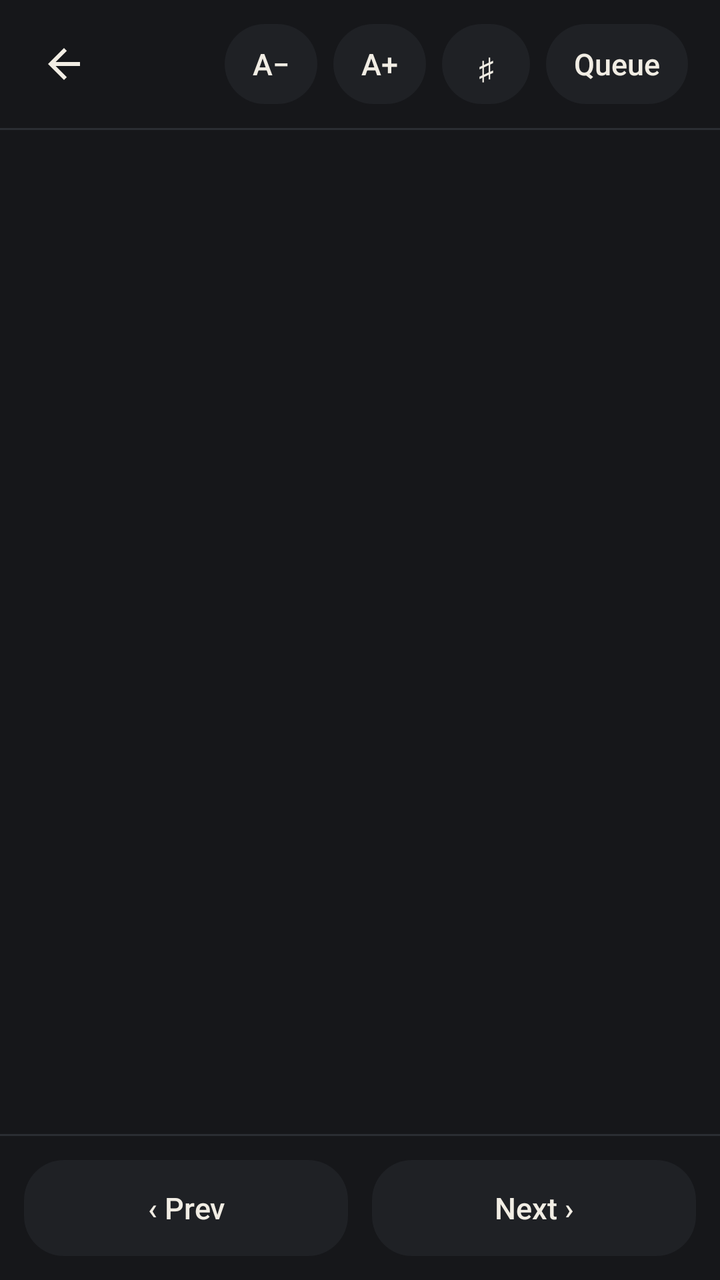
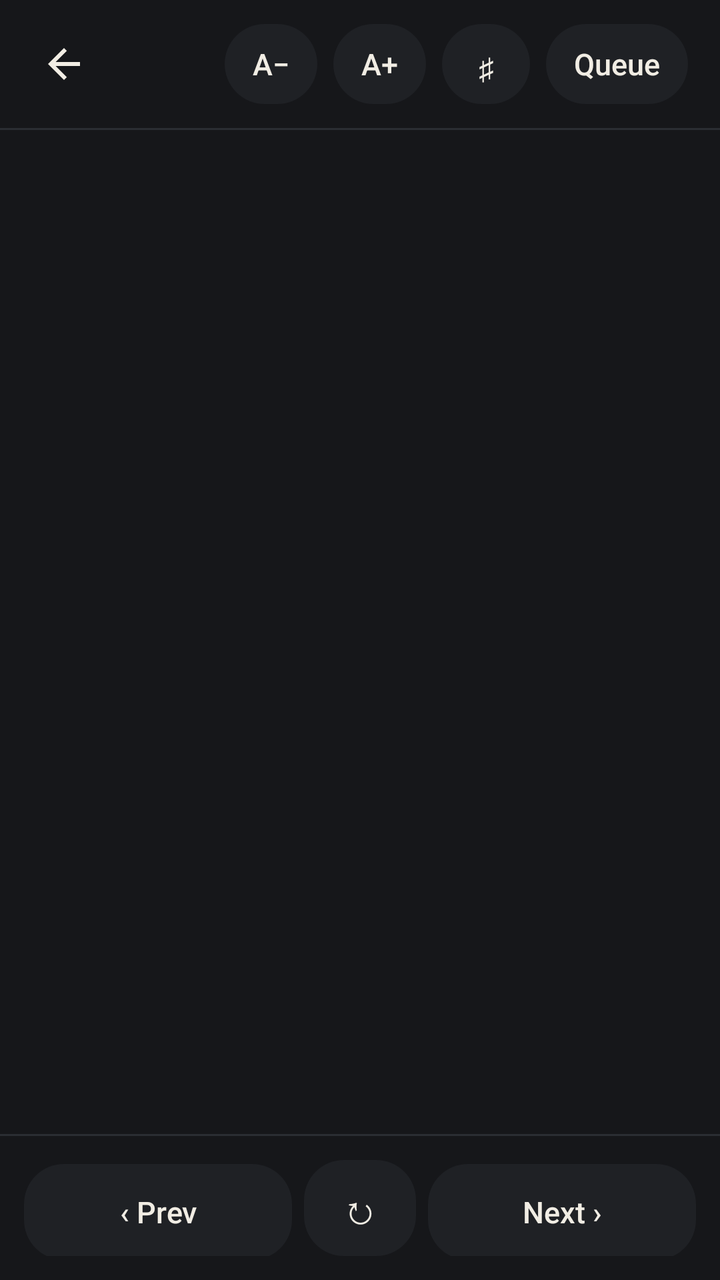

Two renders of the same Android screen: before a commit and after it. Below are the layout's source before the change and the commit's diff.
<!-- AndroidManifest.xml: application theme Theme.AknSetlist -->
<!-- res/layout/activity_song_detail.xml -->
<?xml version="1.0" encoding="utf-8"?>
<LinearLayout xmlns:android="http://schemas.android.com/apk/res/android"
    android:layout_width="match_parent"
    android:layout_height="match_parent"
    android:background="@color/akn_bg"
    android:fitsSystemWindows="true"
    android:orientation="vertical">

    
    <LinearLayout
        android:layout_width="match_parent"
        android:layout_height="wrap_content"
        android:gravity="center_vertical"
        android:orientation="horizontal"
        android:paddingStart="8dp"
        android:paddingTop="8dp"
        android:paddingEnd="16dp"
        android:paddingBottom="8dp">

        <ImageButton
            android:id="@+id/button_back"
            android:layout_width="48dp"
            android:layout_height="48dp"
            android:background="?attr/selectableItemBackgroundBorderless"
            android:contentDescription="@string/detail_back"
            android:src="@drawable/ic_arrow_back" />

        <TextView
            android:id="@+id/text_position"
            style="@style/Text.Caption"
            android:layout_width="0dp"
            android:layout_height="wrap_content"
            android:layout_weight="1"
            android:ellipsize="end"
            android:maxLines="1"
            android:paddingStart="4dp" />

        <TextView
            android:id="@+id/button_smaller"
            style="@style/Widget.Akn.ToolButton"
            android:layout_width="wrap_content"
            android:layout_height="wrap_content"
            android:contentDescription="@string/detail_smaller"
            android:text="A&#x2212;" />

        <TextView
            android:id="@+id/button_larger"
            style="@style/Widget.Akn.ToolButton"
            android:layout_width="wrap_content"
            android:layout_height="wrap_content"
            android:layout_marginStart="8dp"
            android:contentDescription="@string/detail_larger"
            android:text="A+" />

        <TextView
            android:id="@+id/button_chords"
            style="@style/Widget.Akn.ToolButton"
            android:layout_width="wrap_content"
            android:layout_height="wrap_content"
            android:layout_marginStart="8dp"
            android:contentDescription="@string/detail_toggle_chords"
            android:text="&#x266F;" />

        <TextView
            android:id="@+id/button_queue"
            style="@style/Widget.Akn.ToolButton"
            android:layout_width="wrap_content"
            android:layout_height="wrap_content"
            android:layout_marginStart="8dp"
            android:text="@string/queue_button" />
    </LinearLayout>

    <View
        android:layout_width="match_parent"
        android:layout_height="@dimen/divider_height"
        android:background="@color/akn_divider" />

    <ScrollView
        android:id="@+id/scroll_song"
        android:layout_width="match_parent"
        android:layout_height="0dp"
        android:layout_weight="1"
        android:fillViewport="true"
        android:overScrollMode="ifContentScrolls">

        <LinearLayout
            android:id="@+id/content_song"
            android:layout_width="match_parent"
            android:layout_height="wrap_content"
            android:orientation="vertical"
            android:paddingStart="@dimen/screen_margin"
            android:paddingTop="@dimen/space_l"
            android:paddingEnd="@dimen/screen_margin"
            android:paddingBottom="56dp">

            <TextView
                android:id="@+id/text_song_title"
                style="@style/Text.DetailTitle"
                android:layout_width="match_parent"
                android:layout_height="wrap_content" />

            <TextView
                android:id="@+id/text_song_artist"
                style="@style/Text.DetailArtist"
                android:layout_width="match_parent"
                android:layout_height="wrap_content"
                android:layout_marginTop="4dp" />

            
            <TextView
                android:id="@+id/text_chords_summary"
                android:layout_width="match_parent"
                android:layout_height="wrap_content"
                android:layout_marginTop="@dimen/space_l"
                android:fontFamily="monospace"
                android:textColor="@color/akn_accent"
                android:visibility="gone" />

            
            <TextView
                android:id="@+id/text_chart"
                android:layout_width="match_parent"
                android:layout_height="wrap_content"
                android:layout_marginTop="@dimen/space_l"
                android:fontFamily="monospace"
                android:lineSpacingMultiplier="1.1"
                android:textColor="@color/akn_text_primary" />
        </LinearLayout>
    </ScrollView>

    <View
        android:layout_width="match_parent"
        android:layout_height="@dimen/divider_height"
        android:background="@color/akn_divider" />

    <LinearLayout
        android:layout_width="match_parent"
        android:layout_height="wrap_content"
        android:orientation="horizontal"
        android:padding="12dp">

        <TextView
            android:id="@+id/button_prev"
            style="@style/Widget.Akn.ToolButton"
            android:layout_width="0dp"
            android:layout_height="48dp"
            android:layout_marginEnd="6dp"
            android:layout_weight="1"
            android:text="@string/detail_prev" />

        <TextView
            android:id="@+id/button_next"
            style="@style/Widget.Akn.ToolButton"
            android:layout_width="0dp"
            android:layout_height="48dp"
            android:layout_marginStart="6dp"
            android:layout_weight="1"
            android:text="@string/detail_next" />
    </LinearLayout>
</LinearLayout>
<!-- resources referenced by this layout -->
<resources>
  <color name="akn_accent">#B4E3A0</color>
  <color name="akn_bg">#16171A</color>
  <color name="akn_divider">#2B2E33</color>
  <color name="akn_text_primary">#F1EDE4</color>
  <dimen name="divider_height">1dp</dimen>
  <dimen name="screen_margin">24dp</dimen>
  <dimen name="space_l">24dp</dimen>
  <!-- drawable ic_arrow_back (drawable) -->
  <vector xmlns:android="http://schemas.android.com/apk/res/android"
      android:width="24dp" android:height="24dp" android:viewportWidth="24" android:viewportHeight="24"
      android:tint="@color/akn_text_primary">
      <path android:fillColor="#FFFFFFFF"
          android:pathData="M20,11H7.83l5.59,-5.59L12,4l-8,8 8,8 1.41,-1.41L7.83,13H20v-2z" />
  </vector>
  <string name="detail_back">Back to song list</string>
  <string name="detail_larger">Larger text</string>
  <string name="detail_next">Next  ›</string>
  <string name="detail_prev">‹  Prev</string>
  <string name="detail_smaller">Smaller text</string>
  <string name="detail_toggle_chords">Show or hide chords</string>
  <string name="queue_button">Queue</string>
  <style name="Text.Caption">
          <item name="android:textSize">@dimen/text_caption</item>
          <item name="android:textColor">@color/akn_text_secondary</item>
      </style>
  <style name="Text.DetailArtist" parent="Text.Body">
          <item name="android:textSize">16sp</item>
      </style>
  <style name="Text.DetailTitle" parent="Text.Title">
          <item name="android:textSize">26sp</item>
          <item name="android:lineSpacingMultiplier">1.05</item>
      </style>
  <style name="Widget.Akn.ToolButton" parent="">
          <item name="android:background">@drawable/bg_tool_button</item>
          <item name="android:textColor">@color/tool_button_text</item>
          <item name="android:textSize">15sp</item>
          <item name="android:fontFamily">sans-serif-medium</item>
          <item name="android:gravity">center</item>
          <item name="android:minWidth">44dp</item>
          <item name="android:minHeight">40dp</item>
          <item name="android:paddingStart">14dp</item>
          <item name="android:paddingEnd">14dp</item>
          <item name="android:clickable">true</item>
          <item name="android:focusable">true</item>
      </style>
  <dimen name="text_caption">13sp</dimen>
  <color name="akn_text_secondary">#8D9199</color>
  <style name="Text.Body">
          <item name="android:textSize">@dimen/text_body</item>
          <item name="android:textColor">@color/akn_text_secondary</item>
      </style>
  <style name="Text.Title">
          <item name="android:textSize">@dimen/text_title</item>
          <item name="android:textColor">@color/akn_text_primary</item>
          <item name="android:fontFamily">sans-serif-medium</item>
      </style>
  <!-- drawable bg_tool_button (drawable) -->
  <?xml version="1.0" encoding="utf-8"?>
  <selector xmlns:android="http://schemas.android.com/apk/res/android">
      <item android:state_selected="true">
          <shape android:shape="rectangle">
              <solid android:color="@color/akn_accent" />
              <corners android:radius="20dp" />
          </shape>
      </item>
      <item android:state_pressed="true">
          <shape android:shape="rectangle">
              <solid android:color="@color/akn_surface_pressed" />
              <corners android:radius="20dp" />
          </shape>
      </item>
      <item>
          <shape android:shape="rectangle">
              <solid android:color="@color/akn_surface" />
              <corners android:radius="20dp" />
          </shape>
      </item>
  </selector>
  <color name="akn_on_accent">#16171A</color>
  <color name="akn_error">#E58B7E</color>
  <color name="akn_text_tertiary">#5F636B</color>
  <color name="akn_surface">#1F2125</color>
  <color name="akn_surface_pressed">#272A2F</color>
  <dimen name="text_body">15sp</dimen>
  <dimen name="text_title">17sp</dimen>
  <!-- unchanged entries left out for length: 1 -->
</resources>

<!-- the commit's change to res/layout/activity_song_detail.xml (unified diff, before → after) -->
@@ -149,6 +149,16 @@
             android:text="@string/detail_prev" />
 
         <TextView
+            android:id="@+id/button_refresh"
+            style="@style/Widget.Akn.ToolButton"
+            android:layout_width="wrap_content"
+            android:layout_height="48dp"
+            android:contentDescription="@string/detail_refresh"
+            android:minWidth="56dp"
+            android:text="&#x21BB;"
+            android:textSize="20sp" />
+
+        <TextView
             android:id="@+id/button_next"
             style="@style/Widget.Akn.ToolButton"
             android:layout_width="0dp"
<!-- resource entries referenced after the edit -->
@@ -1,6 +1,6 @@
 <!-- resources referenced by this layout -->
 <resources>
-  <color name="akn_accent">#B4E3A0</color>
+  <color name="akn_accent">#FFB347</color>
   <color name="akn_bg">#16171A</color>
   <color name="akn_divider">#2B2E33</color>
   <color name="akn_text_primary">#F1EDE4</color>
@@ -18,6 +18,7 @@
   <string name="detail_larger">Larger text</string>
   <string name="detail_next">Next  ›</string>
   <string name="detail_prev">‹  Prev</string>
+  <string name="detail_refresh">Refresh song</string>
   <string name="detail_smaller">Smaller text</string>
   <string name="detail_toggle_chords">Show or hide chords</string>
   <string name="queue_button">Queue</string>
